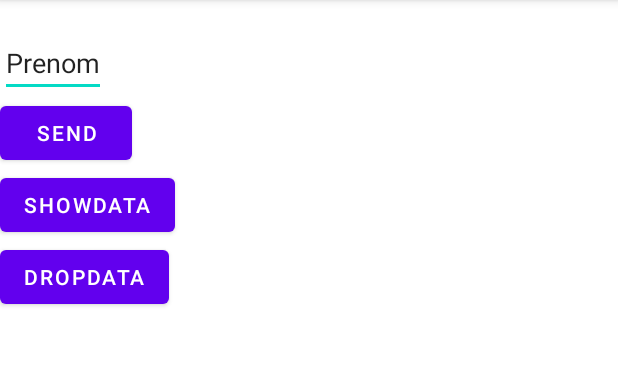
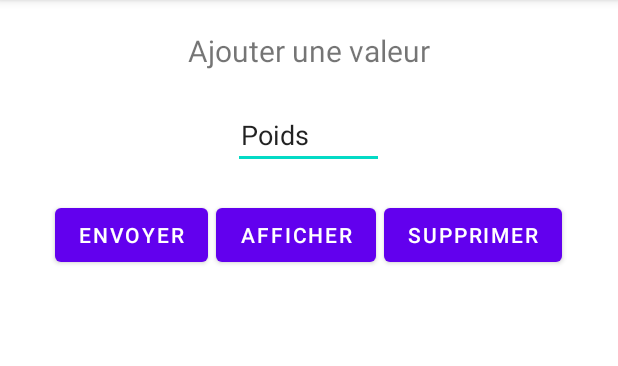
Before and after one commit to V-Dujardin/SupFitness, an Android app: the screen it shows after launch (MainActivity), on a phone screen of 412 x 824 dp, the part 84-450 px from its top. Run offline under Robolectric (Android 15) with nearby library versions, the phone set to English and light mode, and no system bars.

```diff
--- a/app/src/main/res/layout/activity_main.xml
+++ b/app/src/main/res/layout/activity_main.xml
@@ -6,33 +6,60 @@
     android:orientation="vertical"
     tools:context=".home.MainActivity">
 
+    <LinearLayout
+        android:layout_width="match_parent"
+        android:layout_height="wrap_content"
+        android:orientation="vertical"
+        android:gravity="center"
+        android:layout_marginTop="20dp"
+        android:layout_marginBottom="20dp">
 
         <TextView
-        android:id="@+id/userValue"
             android:layout_width="wrap_content"
             android:layout_height="wrap_content"
-        android:text="" />
+            android:text="Ajouter une valeur"
+            android:textSize="20sp"
+            android:layout_marginBottom="20dp"/>
 
         <EditText
             android:id="@+id/nameUser"
+            android:inputType="number"
             android:layout_width="wrap_content"
             android:layout_height="wrap_content"
-        android:text="Prenom" />
+            android:text="Poids"
+            android:paddingRight="50dp"
+            android:paddingLeft="5dp"/>
+    </LinearLayout>
+
+    <LinearLayout
+        android:layout_width="match_parent"
+        android:layout_height="wrap_content"
+        android:orientation="horizontal"
+        android:gravity="center">
 
         <Button
             android:id="@+id/sendButton"
             android:layout_width="wrap_content"
             android:layout_height="wrap_content"
-        android:text="send"/>
+            android:text="envoyer"
+            android:layout_marginRight="5dp"/>
         <Button
             android:id="@+id/showData"
             android:layout_width="wrap_content"
             android:layout_height="wrap_content"
-        android:text="showData"/>
+            android:text="afficher"
+            android:layout_marginRight="5dp"/>
         <Button
             android:id="@+id/dropData"
             android:layout_width="wrap_content"
             android:layout_height="wrap_content"
-        android:text="dropData"/>
+            android:text="supprimer"
+            />
 
     </LinearLayout>
+
+
+
+
+
+</LinearLayout>
```
Also changed, not shown: app/src/main/java/com/example/supfitness/data/PoundModel.kt (added, +8 -0 lines), app/src/main/java/com/example/supfitness/database/DataManage.kt (added, +67 -0 lines), app/src/main/java/com/example/supfitness/database/DataManager.java (+7 -2 lines), app/src/main/java/com/example/supfitness/home/MainActivity.kt (+27 -24 lines). Lines whose indentation alone changed are shown as unchanged.
